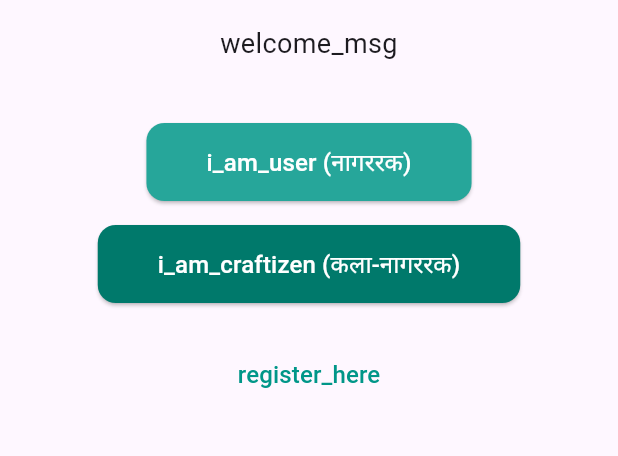
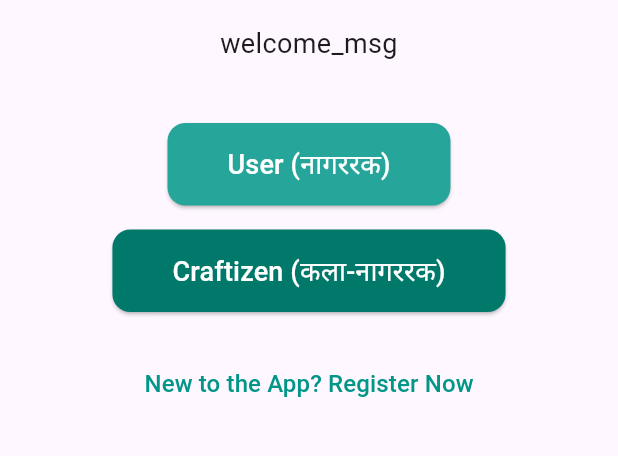
Before and after one commit to vyshu-06/SetuLink_App, a Flutter app: the screen it shows after launch, on a phone screen of 412 x 824 dp, the part 303-759 px from its top. Run offline on Flutter 3.47's test engine with Material 3 defaults, Android fonts, the phone set to English and light mode, and no system bars; our stand-ins replace cloud_firestore, easy_localization, firebase_core, firebase_messaging, flutter_local_notifications, google_maps_flutter and 2 more; accounts and stored records are empty.

Commit message:
final-i2

```diff
--- a/lib/screens/greeting_page.dart
+++ b/lib/screens/greeting_page.dart
@@ -62,9 +62,9 @@ class GreetingPage extends StatelessWidget {
                   ),
                   onPressed: () => _navigateToLogin(context, 'citizen'),
                   child: Text(
-                    tr('i_am_user') + " (नागररक)",
+                    tr('User') + " (नागररक)",
                     style: const TextStyle(
-                      fontSize: 16,
+                      fontSize: 18,
                       color: Colors.white,
                     ),
                   ),
@@ -81,9 +81,9 @@ class GreetingPage extends StatelessWidget {
                   ),
                   onPressed: () => _navigateToLogin(context, 'craftizen'),
                   child: Text(
-                    tr('i_am_craftizen') + " (कला-नागररक)",
+                    tr('Craftizen') + " (कला-नागररक)",
                     style: const TextStyle(
-                      fontSize: 16,
+                      fontSize: 18,
                       color: Colors.white,
                     ),
                   ),
@@ -91,7 +91,7 @@ class GreetingPage extends StatelessWidget {
                 const SizedBox(height: 24),
                 TextButton(
                   child: Text(
-                    tr('register_here'),
+                    tr('New to the App? Register Now'),
                     style: const TextStyle(
                       color: Colors.teal,
                       fontSize: 16,
--- a/pubspec.yaml
+++ b/pubspec.yaml
@@ -31,7 +31,6 @@ dependencies:
   image_picker: ^1.1.2
   intl: ^0.20.2
 
-
 dev_dependencies:
   flutter_test:
     sdk: flutter
```
